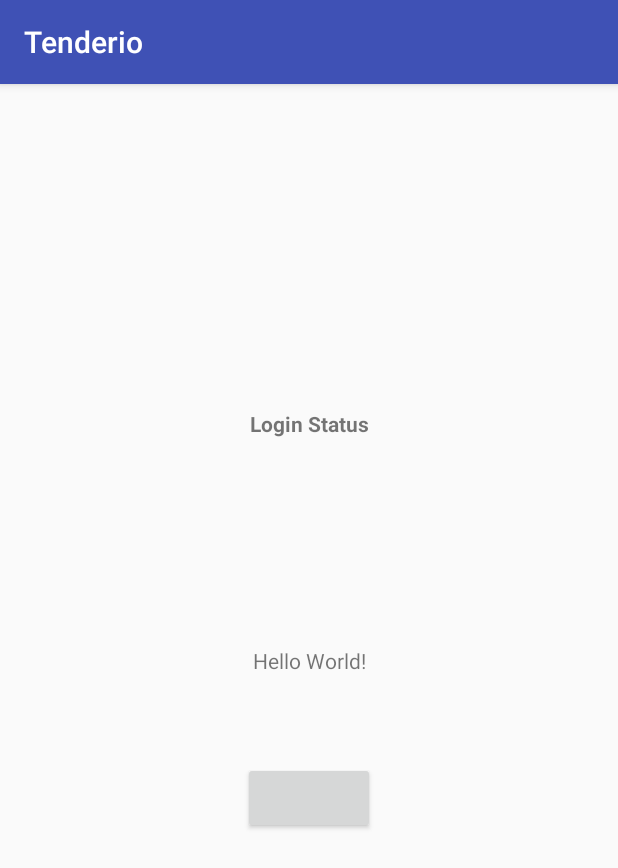
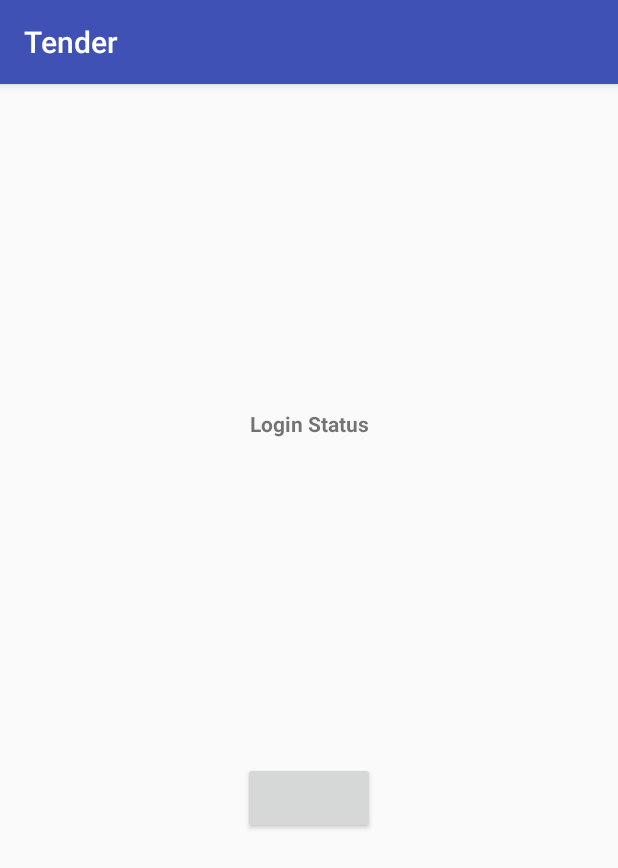
Before and after one commit to DustGuppy/TenderPSU, an Android app: the screen it shows after launch (MainActivity), on a phone screen of 412 x 824 dp. Shown: the top 868 px of the screen. Run offline under Robolectric (Android 15) with nearby library versions, the phone set to English and light mode, and no system bars; libraries missing offline, so code that uses them is left out: com.facebook, com.facebook.login; plain views replace LoginButton; 4 statements that could not run were skipped.

Commit message:
Changed App Label

```diff
--- a/app/src/main/java/io/tender/tenderio/MainActivity.java
+++ b/app/src/main/java/io/tender/tenderio/MainActivity.java
@@ -29,8 +29,7 @@ public class MainActivity extends AppCompatActivity {
         loginButton.registerCallback(callbackManager, new FacebookCallback<LoginResult>() {
             @Override
             public void onSuccess(LoginResult loginResult) {
-                textView.setText("Login Successful!\n" + loginResult.getAccessToken().getUserId()
-                + "\n" + loginResult.getAccessToken().getToken());
+                textView.setText("Login Successful!\n" + "Welcome " + loginResult.getAccessToken().getUserId());
             }
 
             @Override
@@ -40,7 +39,7 @@ public class MainActivity extends AppCompatActivity {
 
             @Override
             public void onError(FacebookException error) {
-
+                textView.setText("Error logging into FaceBook");
             }
 
         });
--- a/app/src/main/res/layout/activity_main.xml
+++ b/app/src/main/res/layout/activity_main.xml
@@ -5,16 +5,6 @@
     android:layout_width="match_parent"
     android:layout_height="match_parent"
     tools:context="io.tender.tenderio.MainActivity">
-
-    <TextView
-        android:layout_width="wrap_content"
-        android:layout_height="wrap_content"
-        android:text="Hello World!"
-        app:layout_constraintBottom_toBottomOf="parent"
-        app:layout_constraintLeft_toLeftOf="parent"
-        app:layout_constraintRight_toRightOf="parent"
-        app:layout_constraintTop_toTopOf="parent"
-        android:id="@+id/textView2" />
 
 
     <TextView
--- a/app/src/main/res/values/strings.xml
+++ b/app/src/main/res/values/strings.xml
@@ -1,4 +1,4 @@
 <resources>
-    <string name="app_name">Tenderio</string>
+    <string name="app_name">Tender</string>
     <string name="facebook_app_id">1446905168706346</string>
 </resources>
```
